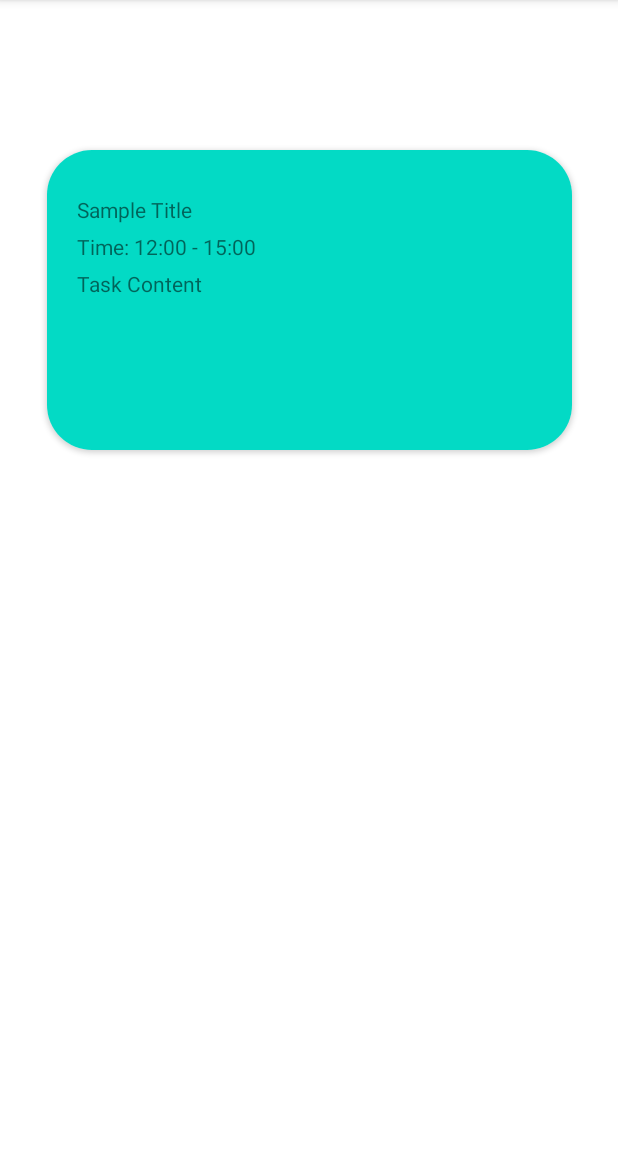
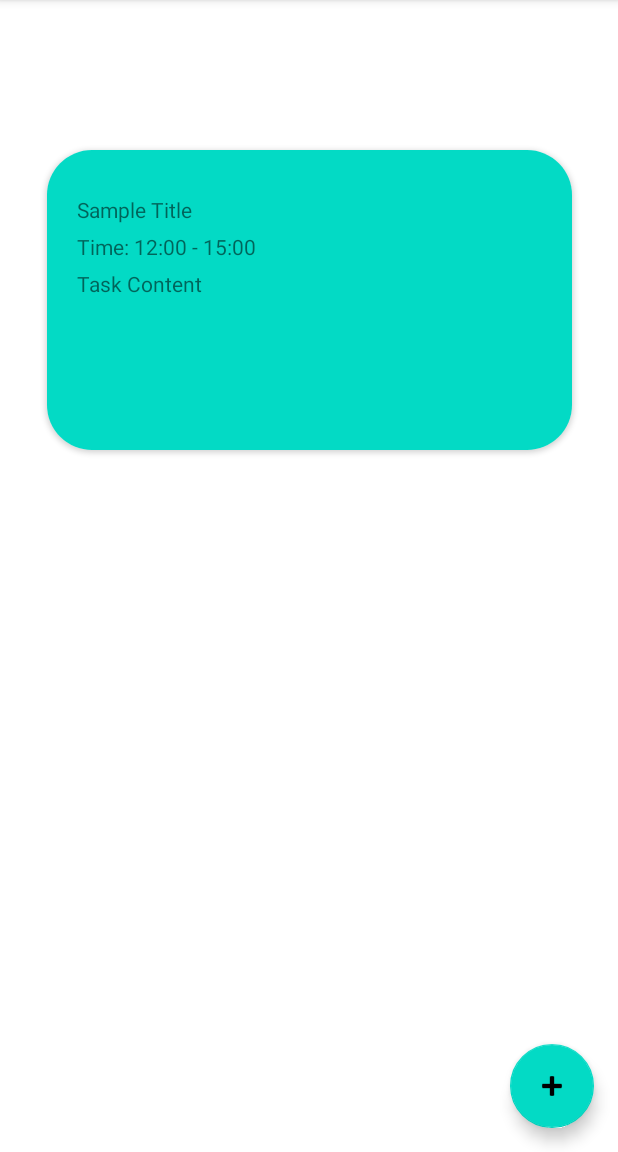
Before and after one commit to dunbs/Guren, an Android app: the screen it shows after launch (TaskListActivity), after a tap on "Add task", on a phone screen of 412 x 824 dp, the part 84-1236 px from its top. Run offline under Robolectric (Android 15) with nearby library versions, the phone set to English and light mode, and no system bars.

Commit message:
finish task list

```diff
--- a/Guren/app/src/main/java/UI/Task/CalendarActivity.java
+++ b/Guren/app/src/main/java/UI/Task/CalendarActivity.java
@@ -24,7 +24,7 @@
 
     private void addTaskList() {
         FloatingActionButton addTaskBtn;
-        addTaskBtn = (FloatingActionButton) findViewById(R.id.fab);
+        addTaskBtn = (FloatingActionButton) findViewById(R.id.fab_calendar);
 
         addTaskBtn.setOnClickListener(new View.OnClickListener() {
             @Override
--- a/Guren/app/src/main/res/layout/activity_calendar.xml
+++ b/Guren/app/src/main/res/layout/activity_calendar.xml
@@ -14,7 +14,7 @@
     />
 
     <com.google.android.material.floatingactionbutton.FloatingActionButton
-        android:id="@+id/fab"
+        android:id="@+id/fab_calendar"
         android:layout_width="wrap_content"
         android:layout_height="wrap_content"
         android:layout_gravity="end|bottom"
--- a/Guren/app/src/main/res/layout/activity_task_list.xml
+++ b/Guren/app/src/main/res/layout/activity_task_list.xml
@@ -60,6 +60,17 @@
             />
 
         </androidx.constraintlayout.widget.ConstraintLayout>
+    </androidx.cardview.widget.CardView>
 
-    </androidx.cardview.widget.CardView>
+    <com.google.android.material.floatingactionbutton.FloatingActionButton
+        android:id="@+id/fab_task_list"
+        android:layout_width="wrap_content"
+        android:layout_height="wrap_content"
+        android:layout_gravity="end|bottom"
+        android:layout_margin="16dp"
+        android:contentDescription="Add task"
+        android:src="@android:drawable/ic_input_add"
+
+        app:layout_constraintBottom_toBottomOf="parent"
+        app:layout_constraintEnd_toEndOf="parent" />
 </androidx.constraintlayout.widget.ConstraintLayout>
```
